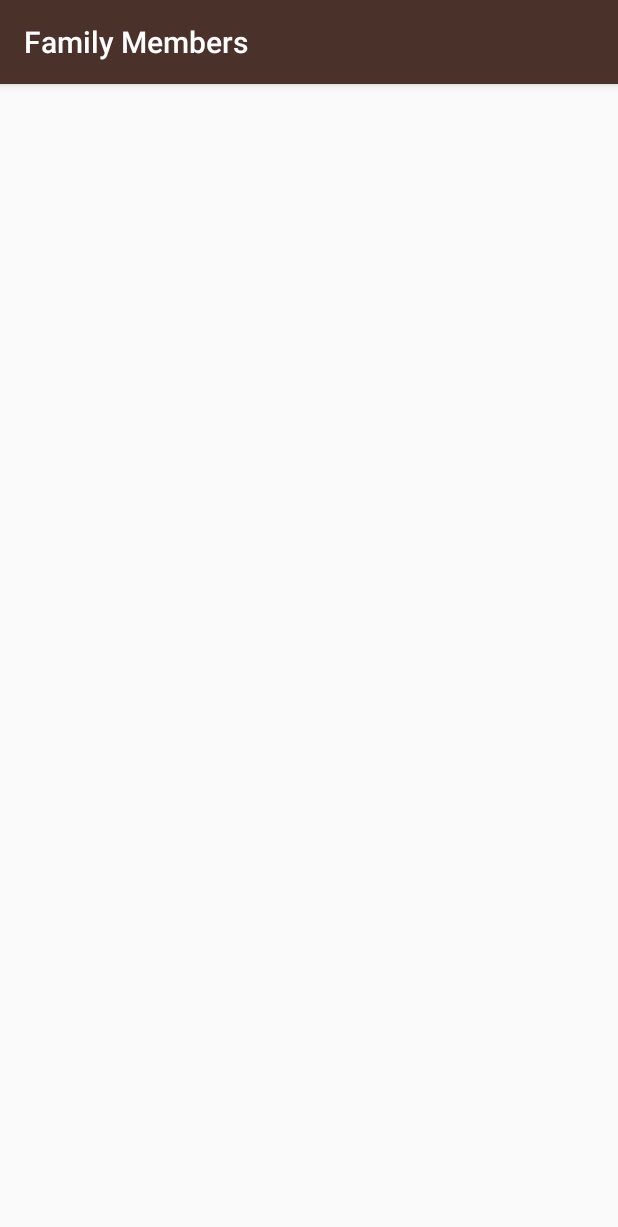
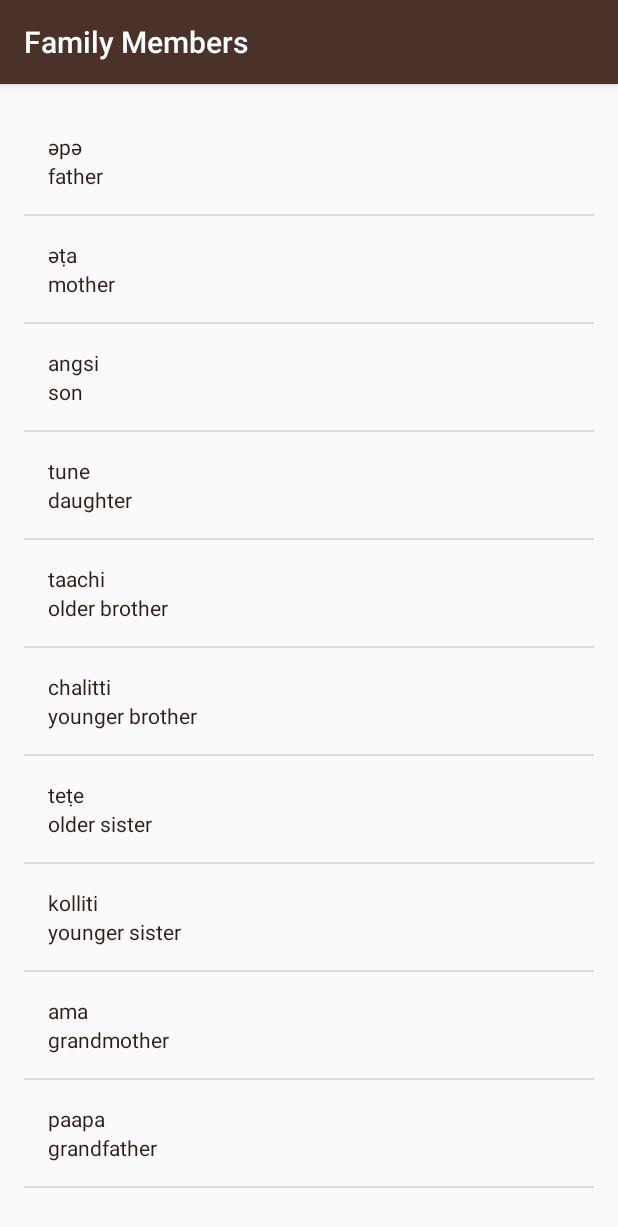
Before and after one commit to luckyhanna/Miwok, an Android app: the FamilyMembersActivity screen opened directly, with no data from a screen before it, on a phone screen of 412 x 824 dp. Shown: the top 1227 px of the screen. Run offline under Robolectric (Android 15) with nearby library versions, the phone set to English and light mode, and no system bars.

Commit message:
colors, family members and phrases

```diff
--- a/app/src/main/java/com/example/android/miwok/FamilyMembersActivity.java
+++ b/app/src/main/java/com/example/android/miwok/FamilyMembersActivity.java
@@ -2,12 +2,35 @@ package com.example.android.miwok;
 
 import android.support.v7.app.AppCompatActivity;
 import android.os.Bundle;
+import android.widget.ListView;
+
+import java.util.ArrayList;
 
 public class FamilyMembersActivity extends AppCompatActivity {
 
     @Override
     protected void onCreate(Bundle savedInstanceState) {
         super.onCreate(savedInstanceState);
-        setContentView(R.layout.activity_family_members);
+        setContentView(R.layout.word_list);
+
+        // Create an ArrayList of words
+        ArrayList<Word> words = new ArrayList<>();
+        words.add(new Word("әpә","father"));
+        words.add(new Word("әṭa","mother"));
+        words.add(new Word("angsi","son"));
+        words.add(new Word("tune","daughter"));
+        words.add(new Word("taachi","older brother"));
+        words.add(new Word("chalitti","younger brother"));
+        words.add(new Word("teṭe","older sister"));
+        words.add(new Word("kolliti","younger sister"));
+        words.add(new Word("ama","grandmother"));
+        words.add(new Word("paapa","grandfather"));
+
+        WordAdapter adapter =
+                new WordAdapter(this, words);
+
+        ListView listView = (ListView) findViewById(R.id.list);
+
+        listView.setAdapter(adapter);
     }
 }
--- a/app/src/main/res/layout/activity_family_members.xml
+++ /dev/null
@@ -1,9 +0,0 @@
-<?xml version="1.0" encoding="utf-8"?>
-<android.support.constraint.ConstraintLayout xmlns:android="http://schemas.android.com/apk/res/android"
-    xmlns:app="http://schemas.android.com/apk/res-auto"
-    xmlns:tools="http://schemas.android.com/tools"
-    android:layout_width="match_parent"
-    android:layout_height="match_parent"
-    tools:context="com.example.android.miwok.FamilyMembersActivity">
-
-</android.support.constraint.ConstraintLayout>
--- a/app/src/main/res/layout/activity_numbers.xml
+++ b/app/src/main/res/layout/word_list.xml
@@ -8,8 +8,7 @@
     android:paddingBottom="@dimen/activity_vertical_margin"
     android:paddingLeft="@dimen/activity_horizontal_margin"
     android:paddingRight="@dimen/activity_horizontal_margin"
-    android:paddingTop="@dimen/activity_vertical_margin"
-    tools:context="com.example.android.miwok.NumbersActivity"/>
+    android:paddingTop="@dimen/activity_vertical_margin" />
 <!--
 <?xml version="1.0" encoding="utf-8"?>
 <LinearLayout xmlns:android="http://schemas.android.com/apk/res/android"
```
Also changed, not shown: app/src/main/java/com/example/android/miwok/ColorsActivity.java (+22 -1 lines), app/src/main/java/com/example/android/miwok/NumbersActivity.java (+4 -8 lines), app/src/main/java/com/example/android/miwok/PhrasesActivity.java (+24 -1 lines), app/src/main/res/layout/activity_colors.xml (deleted, +0 -9 lines), app/src/main/res/layout/activity_phrases.xml (deleted, +0 -9 lines).
